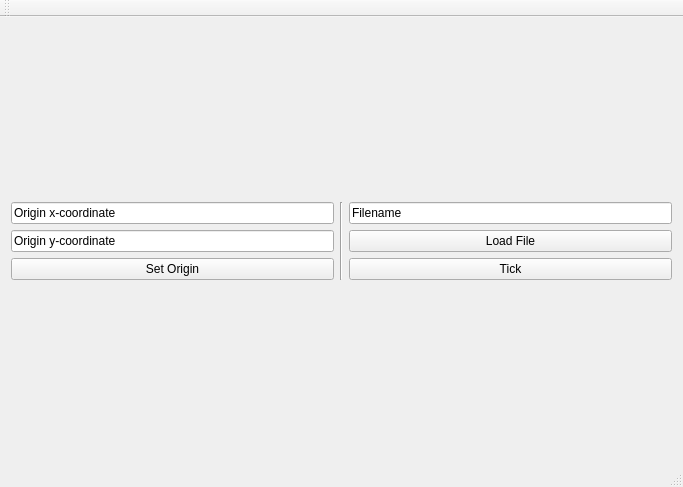
The window that mainwindow.ui (serrotnai/life) describes before a commit, drawn with Qt 5.
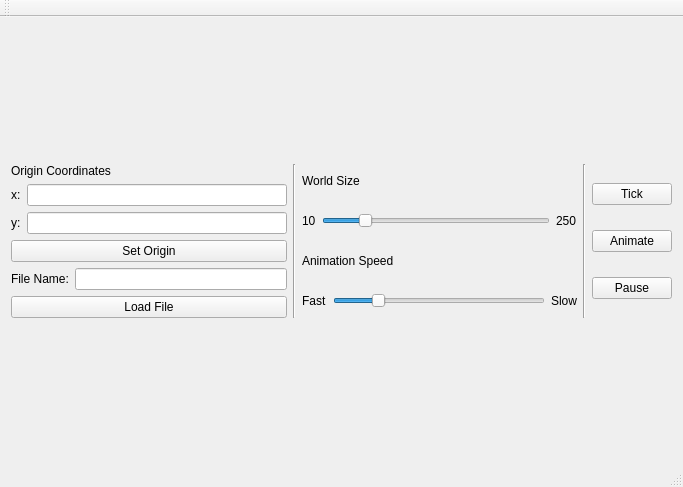
The same window after the commit.

Commit message: Added animation, sliders for size/animation speed, cleaned up layout

```diff
--- a/mainwindow.ui
+++ b/mainwindow.ui
@@ -23,18 +23,47 @@
       <item>
        <layout class="QVBoxLayout" name="originLayout">
         <item>
-         <widget class="QLineEdit" name="xOriginEdit">
+         <widget class="QLabel" name="label">
           <property name="text">
-           <string>Origin x-coordinate</string>
+           <string>Origin Coordinates</string>
           </property>
          </widget>
         </item>
         <item>
-         <widget class="QLineEdit" name="yOriginEdit">
-          <property name="text">
-           <string>Origin y-coordinate</string>
-          </property>
-         </widget>
+         <layout class="QHBoxLayout" name="horizontalLayout_3">
+          <item>
+           <widget class="QLabel" name="label_8">
+            <property name="text">
+             <string>x:</string>
+            </property>
+           </widget>
+          </item>
+          <item>
+           <widget class="QLineEdit" name="xOriginEdit">
+            <property name="text">
+             <string/>
+            </property>
+           </widget>
+          </item>
+         </layout>
+        </item>
+        <item>
+         <layout class="QHBoxLayout" name="horizontalLayout_4">
+          <item>
+           <widget class="QLabel" name="label_9">
+            <property name="text">
+             <string>y:</string>
+            </property>
+           </widget>
+          </item>
+          <item>
+           <widget class="QLineEdit" name="yOriginEdit">
+            <property name="text">
+             <string/>
+            </property>
+           </widget>
+          </item>
+         </layout>
         </item>
         <item>
          <widget class="QPushButton" name="setOriginButton">
@@ -43,23 +72,23 @@
           </property>
          </widget>
         </item>
-       </layout>
-      </item>
-      <item>
-       <widget class="Line" name="line">
-        <property name="orientation">
-         <enum>Qt::Vertical</enum>
-        </property>
-       </widget>
-      </item>
-      <item>
-       <layout class="QVBoxLayout" name="fileLayout">
         <item>
-         <widget class="QLineEdit" name="fileNameEdit">
-          <property name="text">
-           <string>Filename</string>
-          </property>
-         </widget>
+         <layout class="QHBoxLayout" name="horizontalLayout_5">
+          <item>
+           <widget class="QLabel" name="label_3">
+            <property name="text">
+             <string>File Name:</string>
+            </property>
+           </widget>
+          </item>
+          <item>
+           <widget class="QLineEdit" name="fileNameEdit">
+            <property name="text">
+             <string> </string>
+            </property>
+           </widget>
+          </item>
+         </layout>
         </item>
         <item>
          <widget class="QPushButton" name="loadFileButton">
@@ -68,6 +97,113 @@
           </property>
          </widget>
         </item>
+       </layout>
+      </item>
+      <item>
+       <widget class="Line" name="line">
+        <property name="orientation">
+         <enum>Qt::Vertical</enum>
+        </property>
+       </widget>
+      </item>
+      <item>
+       <layout class="QVBoxLayout" name="fileLayout">
+        <item>
+         <widget class="QLabel" name="label_4">
+          <property name="text">
+           <string>World Size</string>
+          </property>
+         </widget>
+        </item>
+        <item>
+         <layout class="QHBoxLayout" name="horizontalLayout">
+          <item>
+           <widget class="QLabel" name="label_5">
+            <property name="text">
+             <string>10</string>
+            </property>
+           </widget>
+          </item>
+          <item>
+           <widget class="QSlider" name="sizeSlider">
+            <property name="minimum">
+             <number>10</number>
+            </property>
+            <property name="maximum">
+             <number>250</number>
+            </property>
+            <property name="sliderPosition">
+             <number>50</number>
+            </property>
+            <property name="orientation">
+             <enum>Qt::Horizontal</enum>
+            </property>
+           </widget>
+          </item>
+          <item>
+           <widget class="QLabel" name="label_6">
+            <property name="text">
+             <string>250</string>
+            </property>
+           </widget>
+          </item>
+         </layout>
+        </item>
+        <item>
+         <widget class="QLabel" name="label_7">
+          <property name="text">
+           <string>Animation Speed</string>
+          </property>
+         </widget>
+        </item>
+        <item>
+         <layout class="QHBoxLayout" name="horizontalLayout_2">
+          <item>
+           <widget class="QLabel" name="label_10">
+            <property name="text">
+             <string>Fast</string>
+            </property>
+           </widget>
+          </item>
+          <item>
+           <widget class="QSlider" name="speedSlider">
+            <property name="minimum">
+             <number>10</number>
+            </property>
+            <property name="maximum">
+             <number>1000</number>
+            </property>
+            <property name="singleStep">
+             <number>0</number>
+            </property>
+            <property name="value">
+             <number>200</number>
+            </property>
+            <property name="orientation">
+             <enum>Qt::Horizontal</enum>
+            </property>
+           </widget>
+          </item>
+          <item>
+           <widget class="QLabel" name="label_2">
+            <property name="text">
+             <string>Slow</string>
+            </property>
+           </widget>
+          </item>
+         </layout>
+        </item>
+       </layout>
+      </item>
+      <item>
+       <widget class="Line" name="line_2">
+        <property name="orientation">
+         <enum>Qt::Vertical</enum>
+        </property>
+       </widget>
+      </item>
+      <item>
+       <layout class="QVBoxLayout" name="playLayout">
         <item>
          <widget class="QPushButton" name="tickButton">
           <property name="text">
@@ -75,6 +211,20 @@
           </property>
          </widget>
         </item>
+        <item>
+         <widget class="QPushButton" name="animateButton">
+          <property name="text">
+           <string>Animate</string>
+          </property>
+         </widget>
+        </item>
+        <item>
+         <widget class="QPushButton" name="pauseButton">
+          <property name="text">
+           <string>Pause</string>
+          </property>
+         </widget>
+        </item>
        </layout>
       </item>
       <item>
```
Left out of the diff: 3 changed lines with no effect on the pictures. The commit also changes 6 other files.
